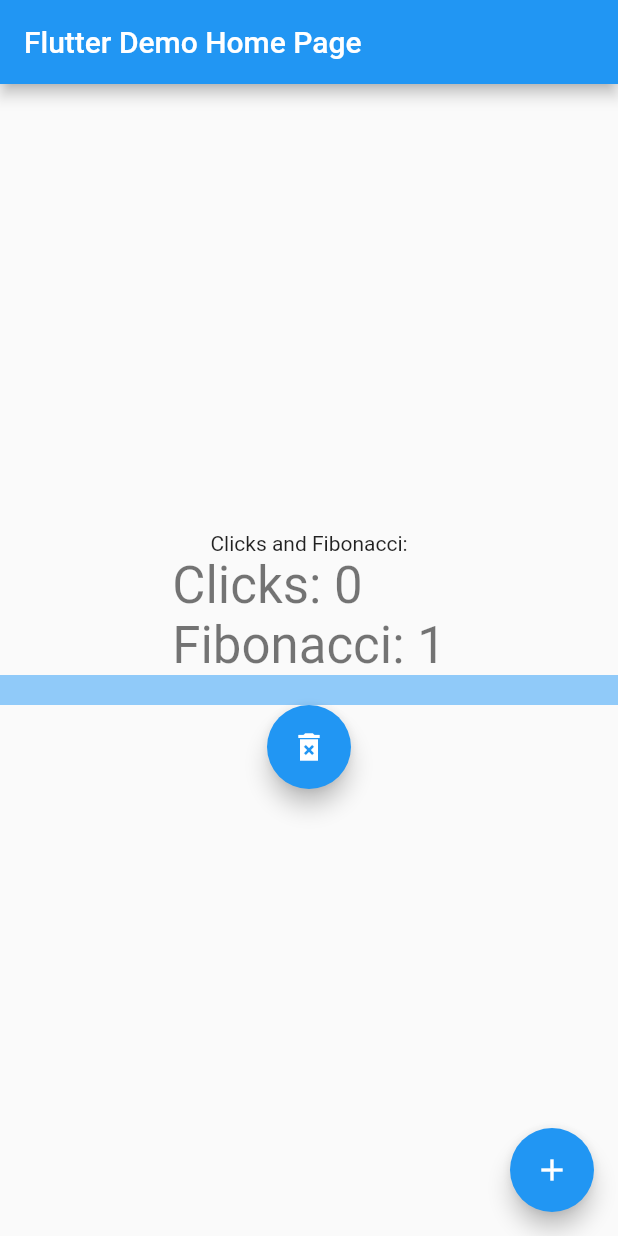
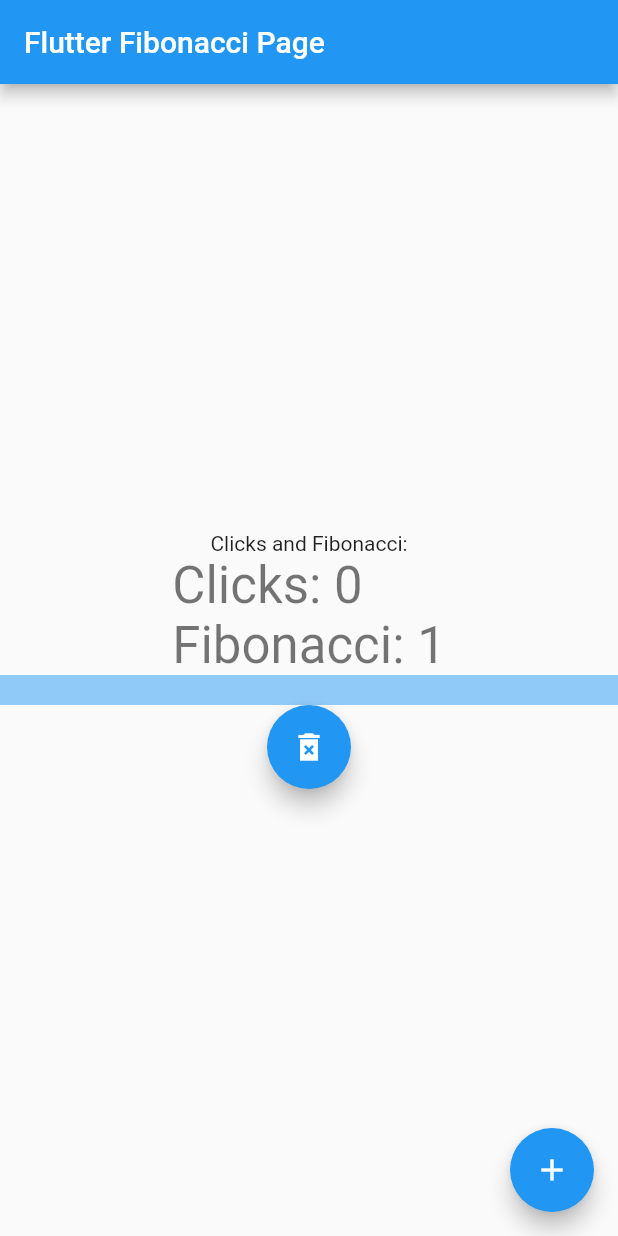
Before and after one commit to pietrodicarbo/flutterShowcase, a Flutter app: the screen it shows after launch, on a phone screen of 412 x 824 dp. Run offline on Flutter 3.47's test engine with Material 2 defaults, Android fonts, the phone set to English and light mode, and no system bars.

Commit message:
changed homepage title

```diff
--- a/lib/main.dart
+++ b/lib/main.dart
@@ -15,7 +15,7 @@ class MyApp extends StatelessWidget {
       theme: ThemeData(
         primarySwatch: Colors.blue,
       ),
-      home: const MyHomePage(title: 'Flutter Demo Home Page'),
+      home: const MyHomePage(title: 'Flutter Fibonacci Page'),
     );
   }
 }
```
